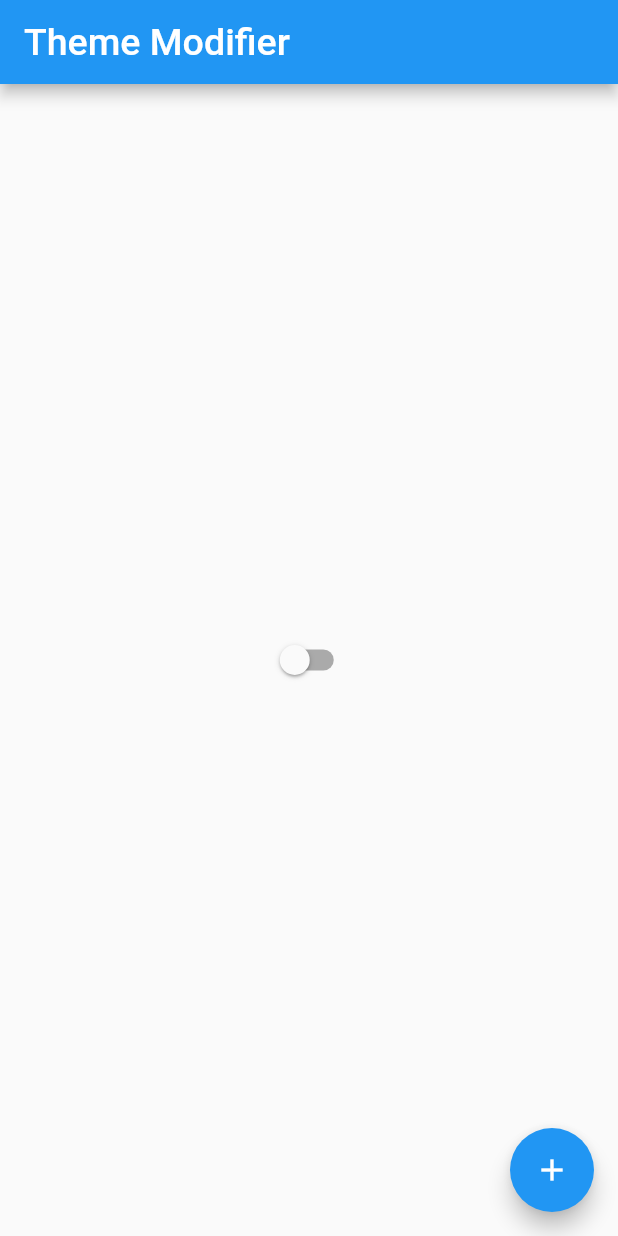
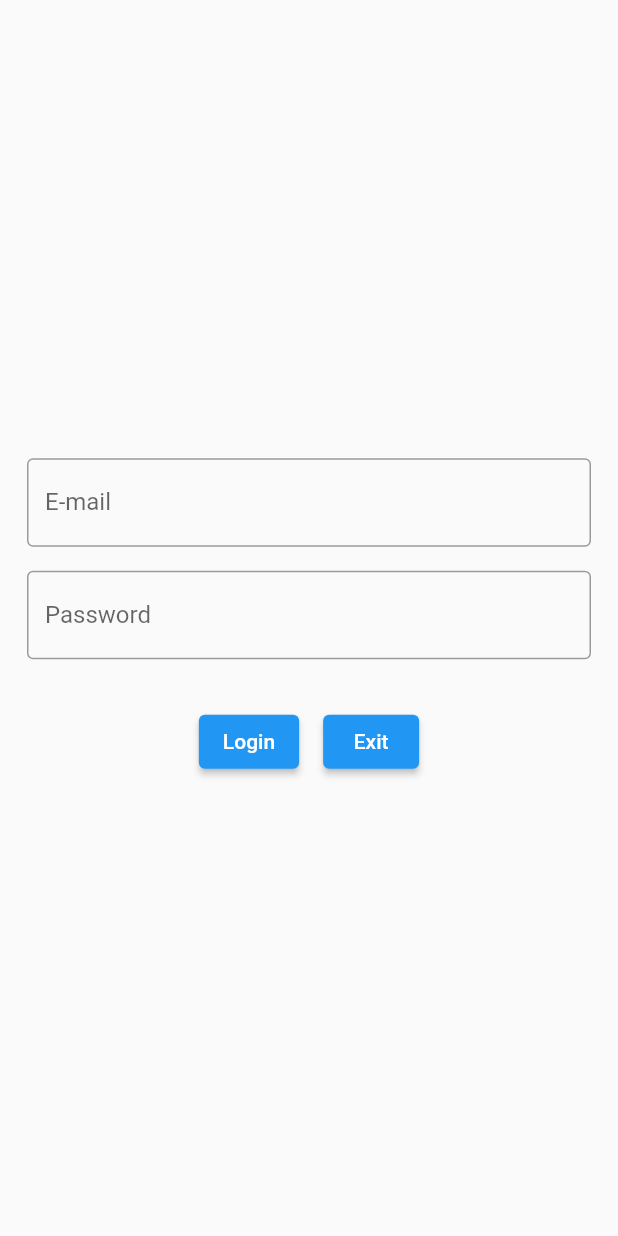
Before and after one commit to ignssj/flutter-test, a Flutter app: the screen it shows after launch, on a phone screen of 412 x 824 dp. Run offline on Flutter 3.47's test engine with Material 2 defaults, Android fonts, the phone set to English and light mode, and no system bars.

Commit message:
login screen added

```diff
--- a/main/lib/app_widget.dart
+++ b/main/lib/app_widget.dart
@@ -2,6 +2,7 @@ import 'package:flutter/material.dart';
 import 'package:main/app_controller.dart';
 
 import 'home_page.dart';
+import 'login_page.dart';
 
 class AppWidget extends StatelessWidget {
   @override
@@ -16,7 +17,7 @@ class AppWidget extends StatelessWidget {
                 ? Brightness.dark
                 : Brightness.light,
           ),
-          home: HomePage(),
+          home: LoginPage(),
         );
       },
     );
--- a/main/lib/home_page.dart
+++ b/main/lib/home_page.dart
@@ -17,7 +17,7 @@ class HomePageState extends State<HomePage> {
         title: Text('Theme Modifier',
             style: TextStyle(
               color:
-                  AppController.instance.darkFont ? Colors.white : Colors.black,
+                  AppController.instance.darkFont ? Colors.black : Colors.white,
               fontSize: 25,
             )),
       ),
@@ -29,8 +29,17 @@ class HomePageState extends State<HomePage> {
           });
         },
       ),
-      body: Center(
-        child: CustomSwitch(),
+      body: Container(
+        width: double.infinity,
+        height: double.infinity,
+        child: Column(
+          mainAxisAlignment: MainAxisAlignment.center,
+          crossAxisAlignment: CrossAxisAlignment.start,
+          children: [
+            Text("Contador $count"),
+            CustomSwitch(),
+          ],
+        ),
       ),
     );
   }
--- /dev/null
+++ b/main/lib/login_page.dart
@@ -0,0 +1,70 @@
+import 'package:flutter/material.dart';
+
+class LoginPage extends StatefulWidget {
+  const LoginPage({Key? key}) : super(key: key);
+
+  @override
+  _LoginPageState createState() => _LoginPageState();
+}
+
+class _LoginPageState extends State<LoginPage> {
+  @override
+  Widget build(BuildContext context) {
+    String email = '';
+    String pswd = '';
+    return Material(
+      child: SizedBox(
+        width: double.infinity,
+        height: double.infinity,
+        child: Padding(
+          padding: const EdgeInsets.all(10.0),
+          child: Column(
+            mainAxisAlignment: MainAxisAlignment.center,
+            children: [
+              Padding(
+                padding: const EdgeInsets.all(8.0),
+                child: TextField(
+                  onChanged: (text) {
+                    email = text;
+                  },
+                  keyboardType: TextInputType.emailAddress,
+                  decoration: InputDecoration(
+                      labelText: 'E-mail', border: OutlineInputBorder()),
+                ),
+              ),
+              Padding(
+                padding: const EdgeInsets.all(8.0),
+                child: TextField(
+                  onChanged: (text) {
+                    pswd = text;
+                  },
+                  obscureText: true,
+                  decoration: InputDecoration(
+                      labelText: 'Password', border: OutlineInputBorder()),
+                ),
+              ),
+              SizedBox(
+                height: 15,
+              ),
+              Row(
+                mainAxisAlignment: MainAxisAlignment.center,
+                children: [
+                  Padding(
+                    padding: const EdgeInsets.all(8.0),
+                    child:
+                        ElevatedButton(onPressed: () {}, child: Text("Login")),
+                  ),
+                  Padding(
+                    padding: const EdgeInsets.all(8.0),
+                    child:
+                        ElevatedButton(onPressed: () {}, child: Text("Exit")),
+                  ),
+                ],
+              ),
+            ],
+          ),
+        ),
+      ),
+    );
+  }
+}
```
